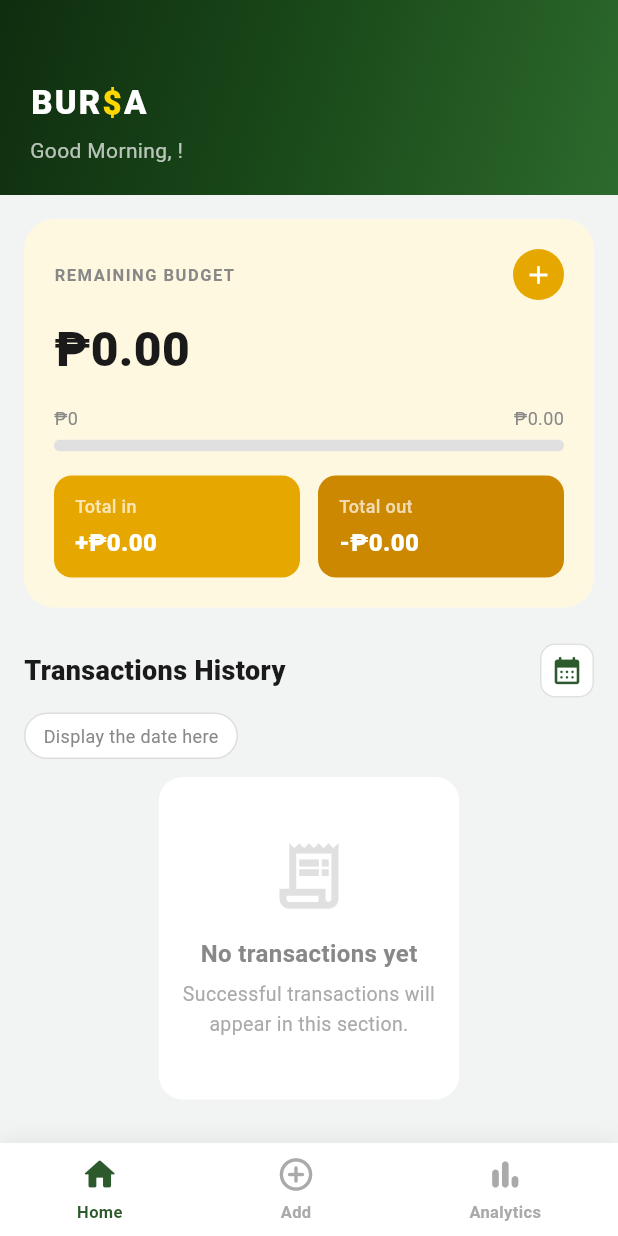
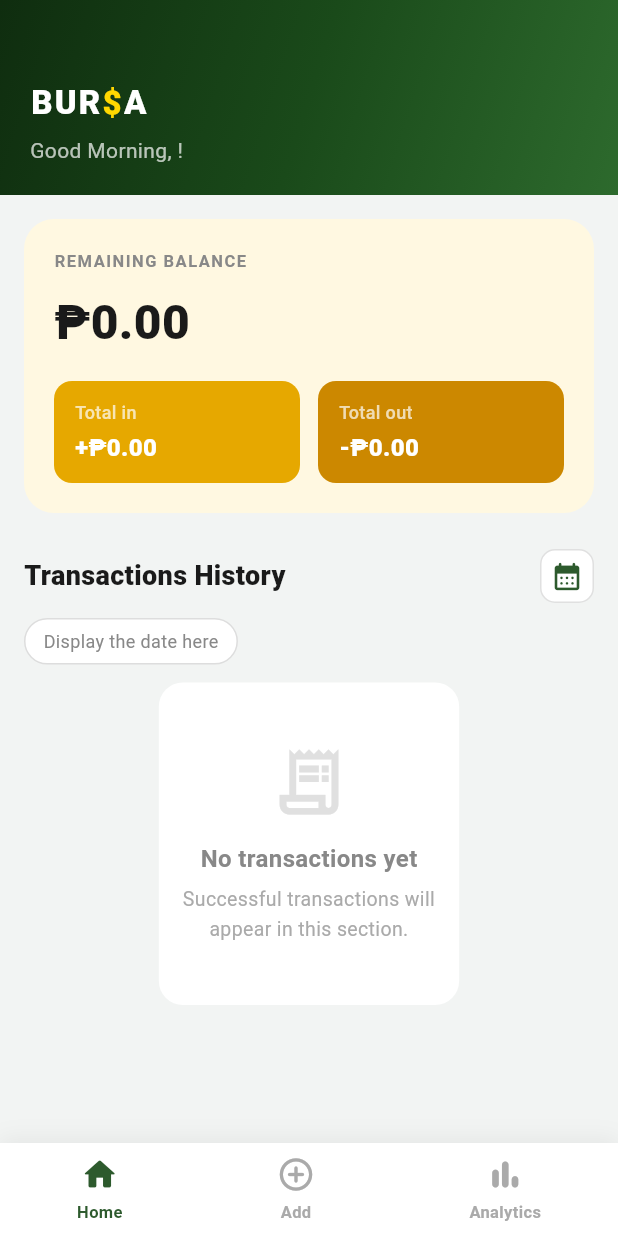
Before and after one commit to Kuyalester05/budget_tracker, a Flutter app: the HomeScreen screen opened directly with empty values, on a phone screen of 412 x 824 dp. Run offline on Flutter 3.47's test engine with Material 3 defaults, Android fonts, the phone set to English and light mode, and no system bars; our stand-ins replace shared_preferences, sqflite; accounts and stored records are empty; Roboto replaces fonts that are missing (Poppins).

Commit message:
Create a file for sqlite and connect it to the system.

```diff
--- a/lib/screens/home_screen.dart
+++ b/lib/screens/home_screen.dart
@@ -1,8 +1,8 @@
 import 'package:flutter/material.dart';
 import 'package:intl/intl.dart';
+import '../database/database_helper.dart';
 import '../models/transaction.dart';
 import '../theme/app_colors.dart';
-import '../widgets/set_budget_sheet.dart';
 import '../widgets/transaction_item.dart';
 import 'add_transaction_screen.dart';
 import 'analytics_screen.dart';
@@ -17,10 +17,26 @@ class HomeScreen extends StatefulWidget {
 }
 
 class _HomeScreenState extends State<HomeScreen> {
-  double? _budget;
-  final List<Transaction> _transactions = [];
+  List<Transaction> _transactions = [];
   DateTime? _selectedDate;
   int _currentIndex = 0;
+  bool _isLoading = true;
+
+  @override
+  void initState() {
+    super.initState();
+    _loadFromDb();
+  }
+
+  Future<void> _loadFromDb() async {
+    final List<Transaction> transactions =
+        await DatabaseHelper.instance.getAllTransactions();
+    if (!mounted) return;
+    setState(() {
+      _transactions = transactions;
+      _isLoading = false;
+    });
+  }
 
   double get _totalIn => _transactions
       .where((t) => t.isIncome)
@@ -46,21 +62,12 @@ class _HomeScreenState extends State<HomeScreen> {
     return 'Good Evening';
   }
 
-  void _addTransaction(Transaction t) {
+  Future<void> _addTransaction(Transaction t) async {
+    await DatabaseHelper.instance.insertTransaction(t);
     setState(() {
       _transactions.insert(0, t);
-      _currentIndex = 0; // go to home tab so budget updates are immediately visible
+      _currentIndex = 0;
     });
-  }
-
-  Future<void> _showSetBudget() async {
-    final result = await showModalBottomSheet<double>(
-      context: context,
-      isScrollControlled: true,
-      backgroundColor: Colors.transparent,
-      builder: (_) => const SetBudgetSheet(),
-    );
-    if (result != null) setState(() => _budget = result);
   }
 
   Future<void> _pickDate() async {
@@ -83,6 +90,15 @@ class _HomeScreenState extends State<HomeScreen> {
 
   @override
   Widget build(BuildContext context) {
+    if (_isLoading) {
+      return const Scaffold(
+        backgroundColor: Color(0xFFF2F4F3),
+        body: Center(
+          child: CircularProgressIndicator(color: AppColors.primaryGreen),
+        ),
+      );
+    }
+
     return Scaffold(
       backgroundColor: const Color(0xFFF2F4F3),
       body: IndexedStack(
@@ -180,11 +196,6 @@ class _HomeScreenState extends State<HomeScreen> {
   Widget _buildBudgetCard() {
     final fmt = NumberFormat('#,##0.00');
     final netBalance = _totalIn - _totalOut;
-    final remainingBudget =
-        _budget == null ? netBalance : (_budget! + _totalIn - _totalOut);
-    final progress = _budget == null || _budget == 0
-        ? 0.0
-        : (remainingBudget / _budget!).clamp(0.0, 1.0);
 
     return Container(
       margin: const EdgeInsets.only(top: 16),
@@ -196,11 +207,8 @@ class _HomeScreenState extends State<HomeScreen> {
       child: Column(
         crossAxisAlignment: CrossAxisAlignment.start,
         children: [
-          Row(
-            mainAxisAlignment: MainAxisAlignment.spaceBetween,
-            children: [
           const Text(
-                'REMAINING BUDGET',
+            'REMAINING BALANCE',
             style: TextStyle(
               fontSize: 11,
               fontWeight: FontWeight.w700,
@@ -208,52 +216,13 @@ class _HomeScreenState extends State<HomeScreen> {
               letterSpacing: 1.0,
             ),
           ),
-              GestureDetector(
-                onTap: _showSetBudget,
-                child: Container(
-                  width: 34,
-                  height: 34,
-                  decoration: BoxDecoration(
-                    color: const Color(0xFFE6A800),
-                    borderRadius: BorderRadius.circular(17),
-                  ),
-                  child: const Icon(Icons.add, color: Colors.white, size: 20),
-                ),
-              ),
-            ],
-          ),
           const SizedBox(height: 10),
           Text(
-            '₱${fmt.format(remainingBudget)}',
+            '₱${fmt.format(netBalance)}',
             style: const TextStyle(
               fontSize: 32,
               fontWeight: FontWeight.w900,
               color: Color(0xFF1A1A1A),
-            ),
-          ),
-          const SizedBox(height: 14),
-          Row(
-            mainAxisAlignment: MainAxisAlignment.spaceBetween,
-            children: [
-              const Text('₱0',
-                  style: TextStyle(fontSize: 12, color: Color(0xFF888888))),
-              Text(
-                _budget == null
-                    ? '₱${fmt.format(netBalance)}'
-                    : 'Remaining: ₱${fmt.format(remainingBudget)}',
-                style:
-                    const TextStyle(fontSize: 12, color: Color(0xFF888888)),
-              ),
-            ],
-          ),
-          const SizedBox(height: 6),
-          ClipRRect(
-            borderRadius: BorderRadius.circular(4),
-            child: LinearProgressIndicator(
-              value: progress,
-              minHeight: 8,
-              backgroundColor: const Color(0xFFE0E0E0),
-              valueColor: const AlwaysStoppedAnimation<Color>(Color(0xFFE6A800)),
             ),
           ),
           const SizedBox(height: 16),
--- a/pubspec.yaml
+++ b/pubspec.yaml
@@ -12,6 +12,8 @@ dependencies:
   intl: ^0.19.0
   cupertino_icons: ^1.0.8
   shared_preferences: ^2.3.2
+  sqflite: ^2.3.3+1
+  path: ^1.9.0
 
 dev_dependencies:
   flutter_test:
```
Also changed, not shown: lib/database/database_helper.dart (added, +126 -0 lines), lib/models/transaction.dart (+30 -0 lines), lib/screens/add_transaction_screen.dart (+16 -5 lines), pubspec.lock, 1 other file. Lines whose indentation alone changed are shown as unchanged.
